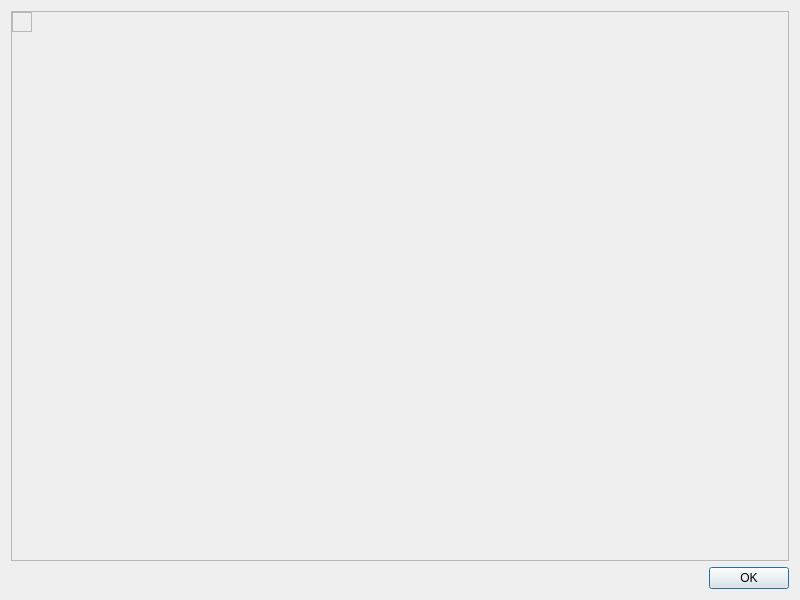
This is texturemaker/texturemaker/previewdialog.ui in drummyfish/ptdesigner as Qt 5 draws it before an edit. The edited form follows.
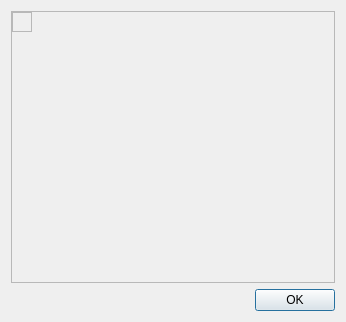
This is the edited form. Custom widgets are drawn as their Qt base class.

What changed in the file:
```diff
--- a/texturemaker/texturemaker/previewdialog.ui
+++ b/texturemaker/texturemaker/previewdialog.ui
@@ -6,20 +6,20 @@
    <rect>
     <x>0</x>
     <y>0</y>
-    <width>800</width>
-    <height>600</height>
+    <width>346</width>
+    <height>322</height>
    </rect>
   </property>
   <property name="sizePolicy">
-   <sizepolicy hsizetype="Fixed" vsizetype="Fixed">
+   <sizepolicy hsizetype="MinimumExpanding" vsizetype="MinimumExpanding">
     <horstretch>0</horstretch>
     <verstretch>0</verstretch>
    </sizepolicy>
   </property>
   <property name="minimumSize">
    <size>
-    <width>800</width>
-    <height>600</height>
+    <width>100</width>
+    <height>100</height>
    </size>
   </property>
   <property name="maximumSize">
@@ -48,8 +48,8 @@
        <rect>
         <x>0</x>
         <y>0</y>
-        <width>780</width>
-        <height>551</height>
+        <width>326</width>
+        <height>273</height>
        </rect>
       </property>
       <layout class="QGridLayout" name="gridLayout">
```
